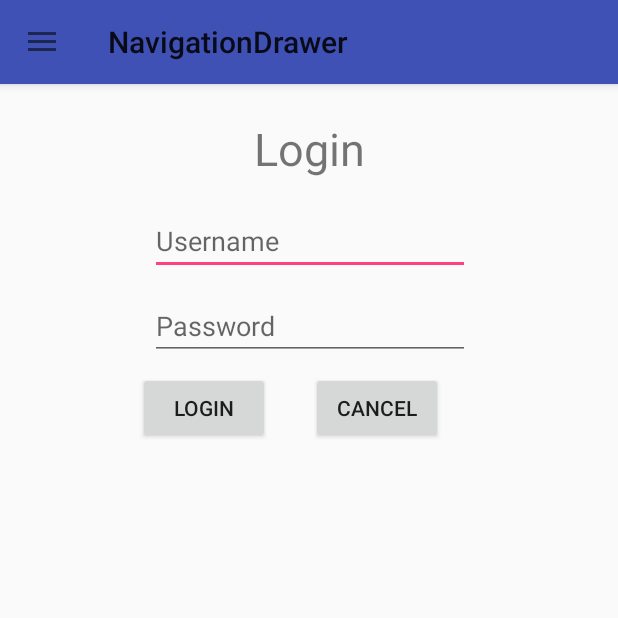
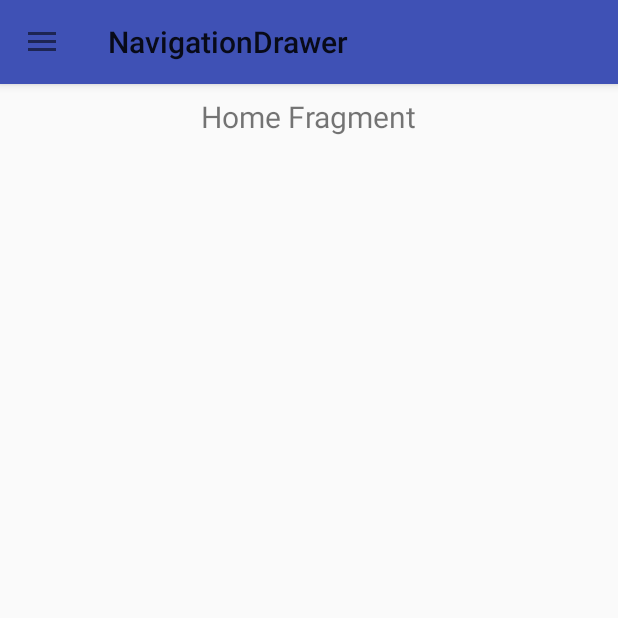
Before and after one commit to sagarpandav/Android, an Android app: the screen it shows after launch (MainActivity), on a phone screen of 412 x 824 dp, the top half of it. Run offline under Robolectric (Android 15) with nearby library versions, the phone set to English and light mode, and no system bars.

Commit message:
Added default HomeFragment

```diff
--- /dev/null
+++ b/app/src/main/java/com/example/sagarpandav/navigationdrawer/HomeFragment.java
@@ -0,0 +1,19 @@
+package com.example.sagarpandav.navigationdrawer;
+
+import android.app.Fragment;
+import android.os.Bundle;
+import android.view.LayoutInflater;
+import android.view.View;
+import android.view.ViewGroup;
+
+/**
+ * Created by panda on 27-Jan-18.
+ */
+
+public class HomeFragment extends Fragment {
+    @Override
+    public View onCreateView(LayoutInflater inflater, ViewGroup container, Bundle savedInstanceState) {
+        View view = inflater.inflate(R.layout.home_fragment, container, false );
+        return view;
+    }
+}
--- a/app/src/main/java/com/example/sagarpandav/navigationdrawer/MainActivity.java
+++ b/app/src/main/java/com/example/sagarpandav/navigationdrawer/MainActivity.java
@@ -18,7 +18,6 @@ import android.widget.TextView;
 public class MainActivity extends AppCompatActivity implements NavigationView.OnNavigationItemSelectedListener {
 
      private Toolbar toolbar;
-     private FragmentA f1;
      private LoginFragment loginFragment;
      private MapFragment mapFragment;
      private AllFragment allFragment;
@@ -47,8 +46,9 @@ public class MainActivity extends AppCompatActivity implements NavigationView.On
 
         fragmentManager = getFragmentManager();
         fragmentTransaction = fragmentManager.beginTransaction();
-        loginFragment = new LoginFragment();
-        fragmentTransaction.add(R.id.fragment_container, loginFragment, "loginFragment");
+        HomeFragment homeFragment = new HomeFragment();
+        fragmentTransaction.add(R.id.fragment_container, homeFragment, "homeFragment");
+        fragmentTransaction.addToBackStack(null);
         fragmentTransaction.commit();
 
     }
@@ -71,13 +71,10 @@ public class MainActivity extends AppCompatActivity implements NavigationView.On
 
         fragmentManager = getFragmentManager();
         fragmentTransaction = fragmentManager.beginTransaction();
-        f1 = new FragmentA();
         loginFragment = new LoginFragment();
         mapFragment = new MapFragment();
         allFragment = new AllFragment();
         findFragment = new FindFragment();
-
-        TextView textView = (TextView) findViewById(R.id.fragmentTextView);
 
         if (id == R.id.Login)
         {
--- /dev/null
+++ b/app/src/main/res/layout/home_fragment.xml
@@ -0,0 +1,24 @@
+<?xml version="1.0" encoding="utf-8"?>
+<android.support.constraint.ConstraintLayout
+    xmlns:android="http://schemas.android.com/apk/res/android"
+    xmlns:app="http://schemas.android.com/apk/res-auto"
+    xmlns:tools="http://schemas.android.com/tools"
+    android:layout_width="match_parent"
+    android:layout_height="match_parent">
+
+    <TextView
+        android:id="@+id/textView3"
+        android:layout_width="wrap_content"
+        android:layout_height="wrap_content"
+        android:layout_marginBottom="8dp"
+        android:layout_marginEnd="8dp"
+        android:layout_marginStart="8dp"
+        android:layout_marginTop="8dp"
+        android:text="Home Fragment"
+        android:textSize="20dp"
+        app:layout_constraintBottom_toBottomOf="parent"
+        app:layout_constraintEnd_toEndOf="parent"
+        app:layout_constraintStart_toStartOf="parent"
+        app:layout_constraintTop_toTopOf="parent"
+        app:layout_constraintVertical_bias="0.204" />
+</android.support.constraint.ConstraintLayout>
```
Also changed, not shown: app/src/main/java/com/example/sagarpandav/navigationdrawer/FragmentA.java (deleted, +0 -119 lines), app/src/main/res/layout/fragment.xml (deleted, +0 -12 lines).
